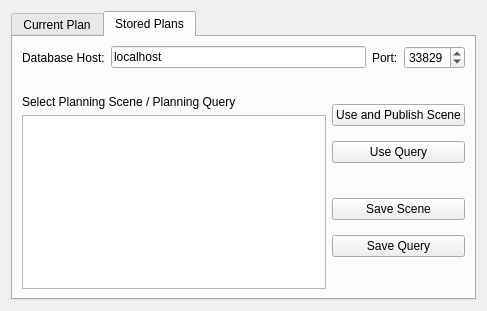
This is moveit_rviz_plugin/src/ui/moveit_rviz_plugin_frame.ui in moveit/moveit as Qt 5 draws it before an edit. The edited form follows.
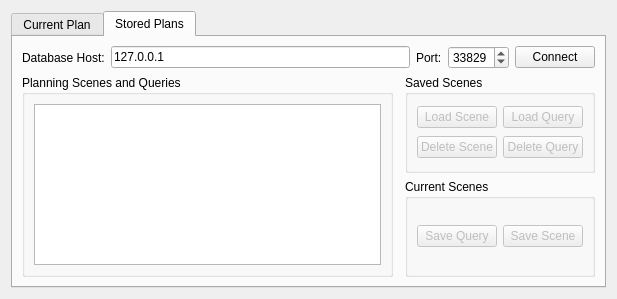
This is the edited form. The open tabs and pages were chosen to show the change.

Commit message: working with the warehouse works, but is fragile; the enabling/disabling of buttons is not perfect either; still need to account for the case when there is no warehouse to connect to

What changed in the file:
```diff
--- a/moveit_rviz_plugin/src/ui/moveit_rviz_plugin_frame.ui
+++ b/moveit_rviz_plugin/src/ui/moveit_rviz_plugin_frame.ui
@@ -6,15 +6,15 @@
    <rect>
     <x>0</x>
     <y>0</y>
-    <width>487</width>
-    <height>311</height>
+    <width>617</width>
+    <height>299</height>
    </rect>
   </property>
   <property name="windowTitle">
    <string>Form</string>
   </property>
   <layout class="QGridLayout" name="gridLayout_2">
-   <item row="0" column="0">
+   <item row="1" column="0">
     <widget class="QTabWidget" name="tabWidget">
      <property name="sizePolicy">
       <sizepolicy hsizetype="Expanding" vsizetype="Expanding">
@@ -124,7 +124,7 @@
        <string>Stored Plans</string>
       </attribute>
       <layout class="QGridLayout" name="gridLayout_3">
-       <item row="0" column="0" colspan="2">
+       <item row="0" column="0" colspan="3">
         <layout class="QHBoxLayout" name="horizontalLayout">
          <item>
           <widget class="QLabel" name="label_2">
@@ -136,7 +136,7 @@
          <item>
           <widget class="QLineEdit" name="database_host">
            <property name="text">
-            <string>localhost</string>
+            <string>127.0.0.1</string>
            </property>
           </widget>
          </item>
@@ -157,108 +157,139 @@
            </property>
           </widget>
          </item>
+         <item>
+          <widget class="QPushButton" name="database_connect_button">
+           <property name="text">
+            <string>Connect</string>
+           </property>
+           <property name="checkable">
+            <bool>false</bool>
+           </property>
+           <property name="checked">
+            <bool>false</bool>
+           </property>
+           <property name="default">
+            <bool>false</bool>
+           </property>
+           <property name="flat">
+            <bool>false</bool>
+           </property>
+          </widget>
+         </item>
         </layout>
        </item>
-       <item row="1" column="0">
+       <item row="2" column="0">
         <layout class="QVBoxLayout" name="verticalLayout">
          <item>
-          <spacer name="horizontalSpacer">
-           <property name="orientation">
-            <enum>Qt::Horizontal</enum>
+          <widget class="QGroupBox" name="groupBox_3">
+           <property name="title">
+            <string>Planning Scenes and Queries</string>
            </property>
-           <property name="sizeHint" stdset="0">
-            <size>
-             <width>338</width>
-             <height>20</height>
-            </size>
-           </property>
-          </spacer>
-         </item>
+           <layout class="QVBoxLayout" name="verticalLayout_7">
          <item>
-          <widget class="QLabel" name="label">
+             <widget class="QTreeWidget" name="planning_scene_tree">
+              <property name="cursor" stdset="0">
+               <cursorShape>PointingHandCursor</cursorShape>
+              </property>
+              <property name="headerHidden">
+               <bool>true</bool>
+              </property>
+              <property name="columnCount">
+               <number>1</number>
+              </property>
+              <column>
            <property name="text">
-            <string>Select Planning Scene / Planning Query</string>
-           </property>
-          </widget>
-         </item>
-         <item>
-          <widget class="QTreeView" name="planning_scenes_treeview"/>
+                <string>1</string>
+               </property>
+              </column>
+             </widget>
+            </item>
+           </layout>
+          </widget>
          </item>
         </layout>
        </item>
-       <item row="1" column="1">
+       <item row="2" column="2">
         <layout class="QVBoxLayout" name="verticalLayout_2">
          <item>
-          <spacer name="horizontalSpacer_4">
-           <property name="orientation">
-            <enum>Qt::Horizontal</enum>
+          <widget class="QGroupBox" name="groupBox">
+           <property name="title">
+            <string>Saved Scenes</string>
            </property>
-           <property name="sizeHint" stdset="0">
-            <size>
-             <width>40</width>
-             <height>20</height>
-            </size>
-           </property>
-          </spacer>
-         </item>
-         <item>
-          <widget class="QPushButton" name="publish_scene">
+           <layout class="QGridLayout" name="gridLayout_5">
+            <item row="0" column="0">
+             <widget class="QPushButton" name="load_scene_button">
+              <property name="enabled">
+               <bool>false</bool>
+              </property>
            <property name="text">
-            <string>Use and Publish Scene</string>
+               <string>Load Scene</string>
            </property>
           </widget>
          </item>
-         <item>
-          <widget class="QPushButton" name="pushButton_8">
+            <item row="0" column="1">
+             <widget class="QPushButton" name="load_query_button">
+              <property name="enabled">
+               <bool>false</bool>
+              </property>
            <property name="text">
-            <string>Use Query</string>
+               <string>Load Query</string>
            </property>
           </widget>
          </item>
-         <item>
-          <spacer name="horizontalSpacer_2">
-           <property name="orientation">
-            <enum>Qt::Horizontal</enum>
-           </property>
-           <property name="sizeHint" stdset="0">
-            <size>
-             <width>40</width>
-             <height>20</height>
-            </size>
-           </property>
-          </spacer>
-         </item>
-         <item>
-          <widget class="QPushButton" name="pushButton_6">
+            <item row="1" column="0">
+             <widget class="QPushButton" name="delete_scene_button">
+              <property name="enabled">
+               <bool>false</bool>
+              </property>
+              <property name="text">
+               <string>Delete Scene</string>
+              </property>
+             </widget>
+            </item>
+            <item row="1" column="1">
+             <widget class="QPushButton" name="delete_query_button">
+              <property name="enabled">
+               <bool>false</bool>
+              </property>
            <property name="text">
-            <string>Save Scene</string>
+               <string>Delete Query</string>
            </property>
           </widget>
          </item>
+           </layout>
+          </widget>
+         </item>
          <item>
-          <widget class="QPushButton" name="pushButton_9">
+          <widget class="QGroupBox" name="groupBox_2">
+           <property name="title">
+            <string>Current Scenes</string>
+           </property>
+           <layout class="QHBoxLayout" name="horizontalLayout_2">
+            <item>
+             <widget class="QPushButton" name="save_query_button">
+              <property name="enabled">
+               <bool>false</bool>
+              </property>
            <property name="text">
             <string>Save Query</string>
            </property>
           </widget>
          </item>
          <item>
-          <spacer name="horizontalSpacer_3">
-           <property name="orientation">
-            <enum>Qt::Horizontal</enum>
-           </property>
-           <property name="sizeHint" stdset="0">
-            <size>
-             <width>40</width>
-             <height>20</height>
-            </size>
-           </property>
-          </spacer>
-         </item>
-        </layout>
-       </item>
-       <item row="1" column="2">
-        <layout class="QHBoxLayout" name="horizontalLayout_2"/>
+             <widget class="QPushButton" name="save_scene_button">
+              <property name="enabled">
+               <bool>false</bool>
+              </property>
+              <property name="text">
+               <string>Save Scene</string>
+              </property>
+             </widget>
+            </item>
+           </layout>
+          </widget>
+         </item>
+        </layout>
        </item>
       </layout>
      </widget>
```
Left out of the diff: 32 changed lines with no effect on the pictures. Lines whose indentation alone changed are shown as unchanged. The commit also changes 7 other files.
